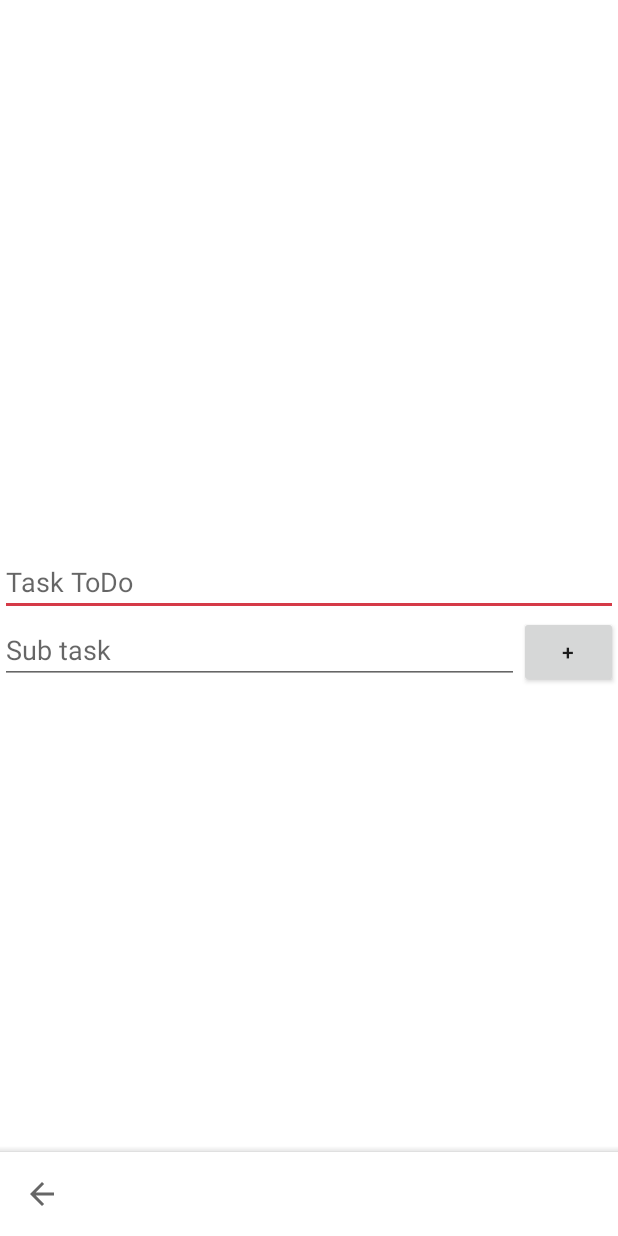
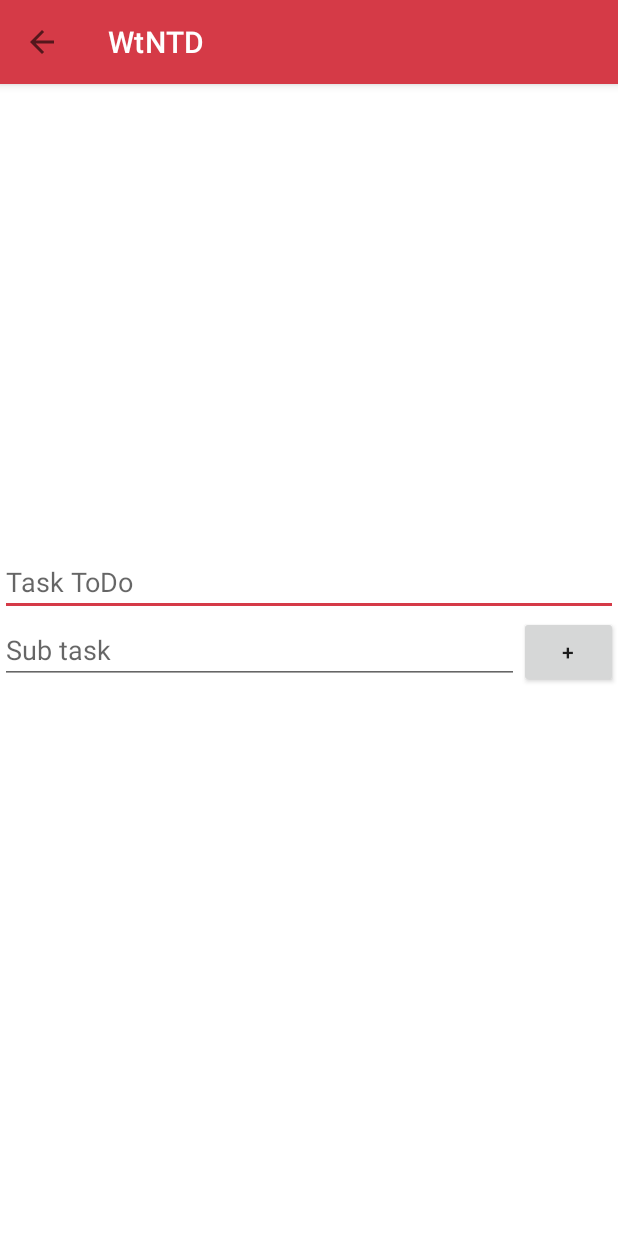
Before and after one commit to niww/WtNTD, an Android app: the screen it shows after launch once a user with an empty profile is signed in (TaskActivity), after a tap on "TODO", on a phone screen of 412 x 824 dp. Run offline under Robolectric (Android 15) with nearby library versions, the phone set to English and light mode, and no system bars; our stand-ins replace Firebase (no records; nobody signed in at launch, a user with empty details on screens opened directly); libraries missing offline, so code that uses them is left out: com.firebase.ui.

Commit message:
change themes.xml

```diff
--- a/app/src/main/java/com/example/wtntd/ui/adapters/TaskAdapter.kt
+++ b/app/src/main/java/com/example/wtntd/ui/adapters/TaskAdapter.kt
@@ -70,11 +70,10 @@ class TaskAdapter(private val onItemClickListener: OnItemClickListener) :
         itemTouchHelper.attachToRecyclerView(holder.childrv)
     }
 
-    inner class NoteItemViewHolder(itemView: View) : RecyclerView.ViewHolder(itemView) {
+    class NoteItemViewHolder(itemView: View) : RecyclerView.ViewHolder(itemView) {
 
         val textNoteItem = itemView.findViewById<TextView>(R.id.textNote)
         val childrv = itemView.findViewById<RecyclerView>(R.id.child_rv)
 
-
     }
 }
--- a/app/src/main/java/com/example/wtntd/ui/main/MainActivity.kt
+++ b/app/src/main/java/com/example/wtntd/ui/main/MainActivity.kt
@@ -3,6 +3,7 @@ package com.example.wtntd.ui.main
 import android.content.Context
 import android.content.Intent
 import android.os.Bundle
+import android.view.Menu
 import android.widget.Toast
 import androidx.appcompat.widget.TooltipCompat
 import androidx.lifecycle.Observer
@@ -35,9 +36,8 @@ class MainActivity : BaseActivity<List<Task>?, MainViewState>() {
         setSupportActionBar(findViewById(R.id.tool_bar))
 
 
-
         val recyclerView = findViewById<RecyclerView>(R.id.rv)
-        val linearLayoutManager = LinearLayoutManager(this, LinearLayoutManager.VERTICAL, true)
+        val linearLayoutManager = LinearLayoutManager(this, LinearLayoutManager.VERTICAL, false)
 
         viewModel.viewState().observe(this, Observer {
             it?.let { adapterToDo.listTask = it.listTask!! }
@@ -92,4 +92,11 @@ class MainActivity : BaseActivity<List<Task>?, MainViewState>() {
         adapterToDo.listTask = date
     }
 
+
+
+    override fun onCreateOptionsMenu(menu: Menu?): Boolean {
+        menuInflater.inflate(R.menu.tool_bar,menu)
+        return true
+    }
+
 }
--- a/app/src/main/java/com/example/wtntd/ui/main/MainViewState.kt
+++ b/app/src/main/java/com/example/wtntd/ui/main/MainViewState.kt
@@ -1,10 +1,12 @@
 package com.example.wtntd.ui.main
 
+import com.example.wtntd.data.Repository
 import com.example.wtntd.data.Task
 import com.example.wtntd.ui.base.BaseViewState
 
 class MainViewState(
-    val listTask: List<Task>? = listOf(Task("1", "32432", listOf("1", "2", "3"))),
+//    val listTask: List<Task>? = null,
+    val listTask: List<Task>? = listOf(Task("1", "32432", listOf("1", "2", "3"))), //fixme
     val er: Throwable? = null
 ) :
     BaseViewState<List<Task>?>(listTask, er)
--- a/app/src/main/java/com/example/wtntd/ui/task/TaskActivity.kt
+++ b/app/src/main/java/com/example/wtntd/ui/task/TaskActivity.kt
@@ -27,11 +27,12 @@ class TaskActivity : BaseActivity<Task?, TaskViewState>() {
         }
     }
 
-    override val layoutRes: Int =  R.layout.activity_task
+    override val layoutRes: Int = R.layout.activity_task
     private var task: Task? = null
 
     override val viewModel: TaskViewModel by lazy {
-        ViewModelProvider(this
+        ViewModelProvider(
+            this
         ).get(TaskViewModel::class.java)
     }
 
@@ -56,10 +57,14 @@ class TaskActivity : BaseActivity<Task?, TaskViewState>() {
     override fun onCreate(savedInstanceState: Bundle?) {
         super.onCreate(savedInstanceState)
         setContentView(R.layout.activity_task)
-        setSupportActionBar(task_appbar)
+        task = intent.getParcelableExtra(EXTRA_TASK)
+
+        setSupportActionBar(task_toolbar)
+        if (task != null) {
+            supportActionBar?.title = task!!.task
+        }
 
         supportActionBar?.setDisplayHomeAsUpEnabled(true)
-        task = intent.getParcelableExtra(EXTRA_TASK)
 
         initView()
 
--- a/app/src/main/res/drawable/ic_baseline_search_24.xml
+++ b/app/src/main/res/drawable/ic_baseline_search_24.xml
@@ -3,7 +3,7 @@
     android:height="24dp"
     android:viewportWidth="24"
     android:viewportHeight="24"
-    android:tint="?attr/colorControlNormal">
+    >
   <path
       android:fillColor="@android:color/white"
       android:pathData="M15.5,14h-0.79l-0.28,-0.27C15.41,12.59 16,11.11 16,9.5 16,5.91 13.09,3 9.5,3S3,5.91 3,9.5 5.91,16 9.5,16c1.61,0 3.09,-0.59 4.23,-1.57l0.27,0.28v0.79l5,4.99L20.49,19l-4.99,-5zM9.5,14C7.01,14 5,11.99 5,9.5S7.01,5 9.5,5 14,7.01 14,9.5 11.99,14 9.5,14z"/>
--- a/app/src/main/res/layout/activity_main.xml
+++ b/app/src/main/res/layout/activity_main.xml
@@ -15,7 +15,7 @@
             android:id="@+id/tool_bar"
             android:layout_width="match_parent"
             android:layout_height="wrap_content"
-            app:menu="@menu/menu"
+            app:menu="@menu/tool_bar"
             app:navigationIcon="@drawable/ic_baseline_menu_24" />
     </com.google.android.material.appbar.AppBarLayout>
 
--- a/app/src/main/res/layout/activity_task.xml
+++ b/app/src/main/res/layout/activity_task.xml
@@ -5,13 +5,15 @@
     android:layout_width="match_parent"
     android:layout_height="match_parent">
 
-    <com.google.android.material.bottomappbar.BottomAppBar
+    <com.google.android.material.appbar.AppBarLayout
+        android:layout_width="match_parent"
+        android:layout_height="wrap_content">
+        <com.google.android.material.appbar.MaterialToolbar
+            android:id="@+id/task_toolbar"
+            android:layout_width="match_parent"
+            android:layout_height="wrap_content"/>
+    </com.google.android.material.appbar.AppBarLayout>
 
-        android:id="@+id/task_appbar"
-        android:layout_width="match_parent"
-        android:layout_height="wrap_content"
-        android:layout_gravity="bottom"
-         />
 
     <androidx.appcompat.widget.LinearLayoutCompat
         android:layout_gravity="center"
--- a/app/src/main/res/menu/menu.xml
+++ b/app/src/main/res/menu/tool_bar.xml
@@ -1,23 +1,27 @@
 <?xml version="1.0" encoding="utf-8"?>
 <menu xmlns:android="http://schemas.android.com/apk/res/android"
     xmlns:app="http://schemas.android.com/apk/res-auto">
-    <item android:id="@+id/menu_search"
+    <item
+        android:id="@+id/menu_search"
+        android:contentDescription="@string/content_description"
         android:icon="@drawable/ic_baseline_search_24"
         android:title="@string/search"
-        android:contentDescription="@string/content_description"
-        app:showAsAction="ifRoom"/>
-    <item android:id="@+id/menu_more"
+        app:showAsAction="ifRoom" />
+    <item
+        android:id="@+id/menu_more"
+        android:icon="@drawable/ic_baseline_more_vert_24"
         android:title="@string/menu"
+        app:showAsAction="never" />
+    <item
+        android:id="@+id/menu_more1"
         android:icon="@drawable/ic_baseline_more_vert_24"
-        app:showAsAction="never"/>
-    <item android:id="@+id/menu_more1"
         android:title="@string/menu"
+        app:showAsAction="never" />
+    <item
+        android:id="@+id/menu_more2"
         android:icon="@drawable/ic_baseline_more_vert_24"
-        app:showAsAction="never"/>
-    <item android:id="@+id/menu_more2"
         android:title="@string/menu"
-        android:icon="@drawable/ic_baseline_more_vert_24"
-        app:showAsAction="never"/>
+        app:showAsAction="never" />
 
 
 </menu>
```
